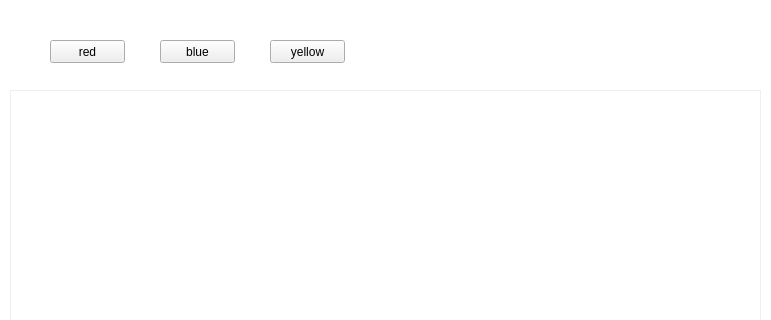
Above: mainwindow.ui from Longxr/QListViewDemo before the change; both pictures show x 0 to 771 and y 0 to 320 of the 771 by 536 pixel window. Below: the same form after it.
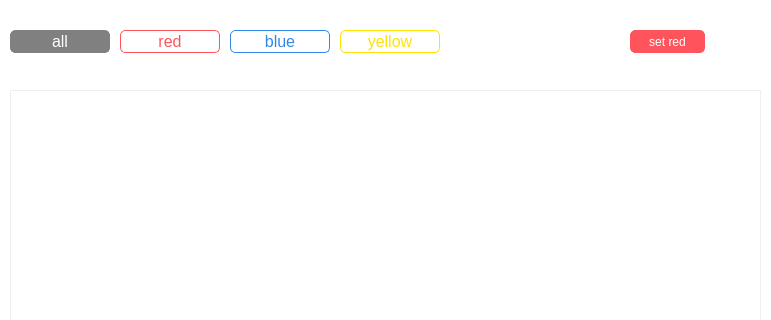
That is the form after the change. Icons and pictures are not drawn.

Commit message:
添加修改模型方法
添加修改模型方法

The edit to the form file:
```diff
--- a/mainwindow.ui
+++ b/mainwindow.ui
@@ -103,40 +103,169 @@
    <widget class="QPushButton" name="redBtn">
     <property name="geometry">
      <rect>
-      <x>50</x>
-      <y>40</y>
-      <width>75</width>
+      <x>120</x>
+      <y>30</y>
+      <width>100</width>
       <height>23</height>
      </rect>
     </property>
+    <property name="font">
+     <font>
+      <pointsize>12</pointsize>
+     </font>
+    </property>
+    <property name="styleSheet">
+     <string notr="true">QPushButton#redBtn{
+background:white;
+border:1px solid rgb(255, 84, 92);
+border-radius:5px;
+padding:2px 4px;
+color:rgb(255, 84, 92);
+}
+
+QPushButton#redBtn:checked{
+background:rgb(255, 84, 92);
+color:white;
+}</string>
+    </property>
     <property name="text">
      <string>red</string>
     </property>
+    <property name="checkable">
+     <bool>true</bool>
+    </property>
+    <property name="checked">
+     <bool>false</bool>
+    </property>
    </widget>
    <widget class="QPushButton" name="blueBtn">
     <property name="geometry">
      <rect>
-      <x>160</x>
-      <y>40</y>
-      <width>75</width>
+      <x>230</x>
+      <y>30</y>
+      <width>100</width>
       <height>23</height>
      </rect>
     </property>
+    <property name="font">
+     <font>
+      <pointsize>12</pointsize>
+     </font>
+    </property>
+    <property name="styleSheet">
+     <string notr="true">QPushButton#blueBtn{
+background:white;
+border:1px solid #3288E8;
+border-radius:5px;
+padding:2px 4px;
+color:#3288E8;
+}
+
+QPushButton#blueBtn:checked{
+background:#3288E8;
+color:white;
+}</string>
+    </property>
     <property name="text">
      <string>blue</string>
     </property>
+    <property name="checkable">
+     <bool>true</bool>
+    </property>
    </widget>
    <widget class="QPushButton" name="yellowBtn">
     <property name="geometry">
      <rect>
-      <x>270</x>
-      <y>40</y>
-      <width>75</width>
+      <x>340</x>
+      <y>30</y>
+      <width>100</width>
       <height>23</height>
      </rect>
     </property>
+    <property name="font">
+     <font>
+      <pointsize>12</pointsize>
+     </font>
+    </property>
+    <property name="styleSheet">
+     <string notr="true">QPushButton#yellowBtn{
+background:white;
+border:1px solid rgb(255, 226, 6);
+border-radius:5px;
+padding:2px 4px;
+color:rgb(255, 226, 6);
+}
+
+QPushButton#yellowBtn:checked{
+background:rgb(255, 226, 6);
+color:white;
+}</string>
+    </property>
     <property name="text">
      <string>yellow</string>
+    </property>
+    <property name="checkable">
+     <bool>true</bool>
+    </property>
+   </widget>
+   <widget class="QPushButton" name="allBtn">
+    <property name="geometry">
+     <rect>
+      <x>10</x>
+      <y>30</y>
+      <width>100</width>
+      <height>23</height>
+     </rect>
+    </property>
+    <property name="font">
+     <font>
+      <pointsize>12</pointsize>
+     </font>
+    </property>
+    <property name="styleSheet">
+     <string notr="true">QPushButton#allBtn{
+background:white;
+border:1px solid gray;
+border-radius:5px;
+padding:2px 4px;
+color:gray;
+}
+
+QPushButton#allBtn:checked{
+background:gray;
+color:white;
+}</string>
+    </property>
+    <property name="text">
+     <string>all</string>
+    </property>
+    <property name="checkable">
+     <bool>true</bool>
+    </property>
+    <property name="checked">
+     <bool>true</bool>
+    </property>
+   </widget>
+   <widget class="QPushButton" name="setRedBtn">
+    <property name="geometry">
+     <rect>
+      <x>630</x>
+      <y>30</y>
+      <width>75</width>
+      <height>23</height>
+     </rect>
+    </property>
+    <property name="styleSheet">
+     <string notr="true">QPushButton#setRedBtn{
+border:1px solid rgb(255, 84, 92);
+border-radius:5px;
+padding:2px 4px;
+background:rgb(255, 84, 92);
+color:white;
+}</string>
+    </property>
+    <property name="text">
+     <string>set red</string>
     </property>
    </widget>
   </widget>
```
Left out of the diff: 3 changed lines with no effect on the pictures. The commit also changes 2 other files.
